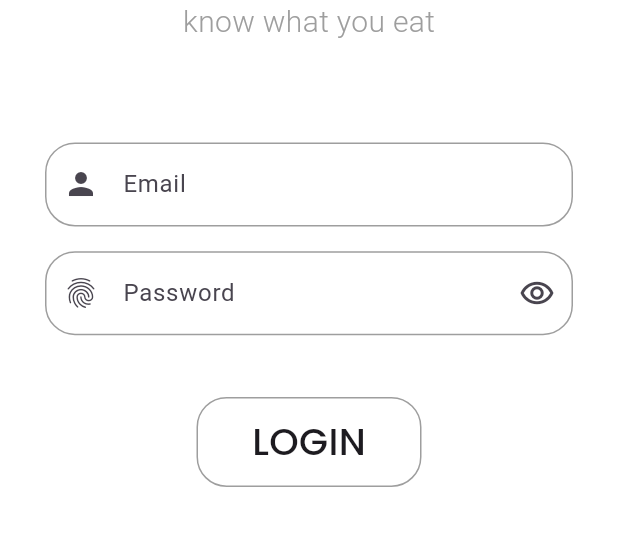
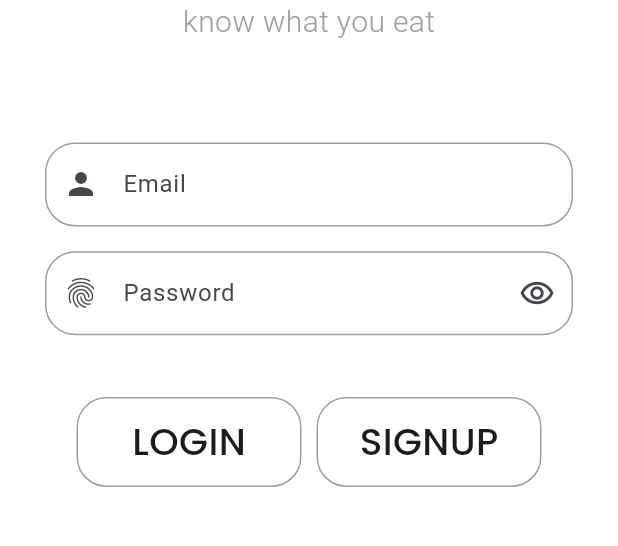
Before and after one commit to jahez07/kwye, a Flutter app: the screen it shows after launch, on a phone screen of 412 x 824 dp, the part 439-985 px from its top. Run offline on Flutter 3.47's test engine with Material 3 defaults, Android fonts, the phone set to English and light mode, and no system bars; our stand-ins replace get, google_fonts.

Commit message:
SIGNUP - GestureDetector

```diff
--- a/lib/Authentication/loginScreen.dart
+++ b/lib/Authentication/loginScreen.dart
@@ -86,7 +86,9 @@ class LoginScreen extends StatelessWidget {
                         ),
                       ),
                       SizedBox(height: size.height * 0.05),
-
+                      Row(
+                        mainAxisAlignment: MainAxisAlignment.center,
+                        children: [
                           // LOGIN BUTTON
                           GestureDetector(
                             onTap: () => Get.to(() => const ChoicesScreen()),
@@ -96,15 +98,43 @@ class LoginScreen extends StatelessWidget {
                               decoration: BoxDecoration(
                                   color: Colors.white,
                                   borderRadius: BorderRadius.circular(20),
-                              border: Border.all(width: 1, color: Colors.grey)),
+                                  border:
+                                      Border.all(width: 1, color: Colors.grey)),
                               child: Center(
                                 child: Text(
                                   'LOGIN',
                                   style: GoogleFonts.poppins(
-                                  fontSize: 25, fontWeight: FontWeight.w500),
+                                      fontSize: 25,
+                                      fontWeight: FontWeight.w500),
                                 ),
                               ),
                             ),
+                          ),
+                          SizedBox(
+                            width: 10,
+                          ),
+                          // LOGIN BUTTON
+                          GestureDetector(
+                            onTap: () => Get.to(() => const ChoicesScreen()),
+                            child: Container(
+                              height: 60,
+                              width: 150,
+                              decoration: BoxDecoration(
+                                  color: Colors.white,
+                                  borderRadius: BorderRadius.circular(20),
+                                  border:
+                                      Border.all(width: 1, color: Colors.grey)),
+                              child: Center(
+                                child: Text(
+                                  'SIGNUP',
+                                  style: GoogleFonts.poppins(
+                                      fontSize: 25,
+                                      fontWeight: FontWeight.w500),
+                                ),
+                              ),
+                            ),
+                          ),
+                        ],
                       ),
                     ],
                   ),
```
Lines whose indentation alone changed are shown as unchanged.
